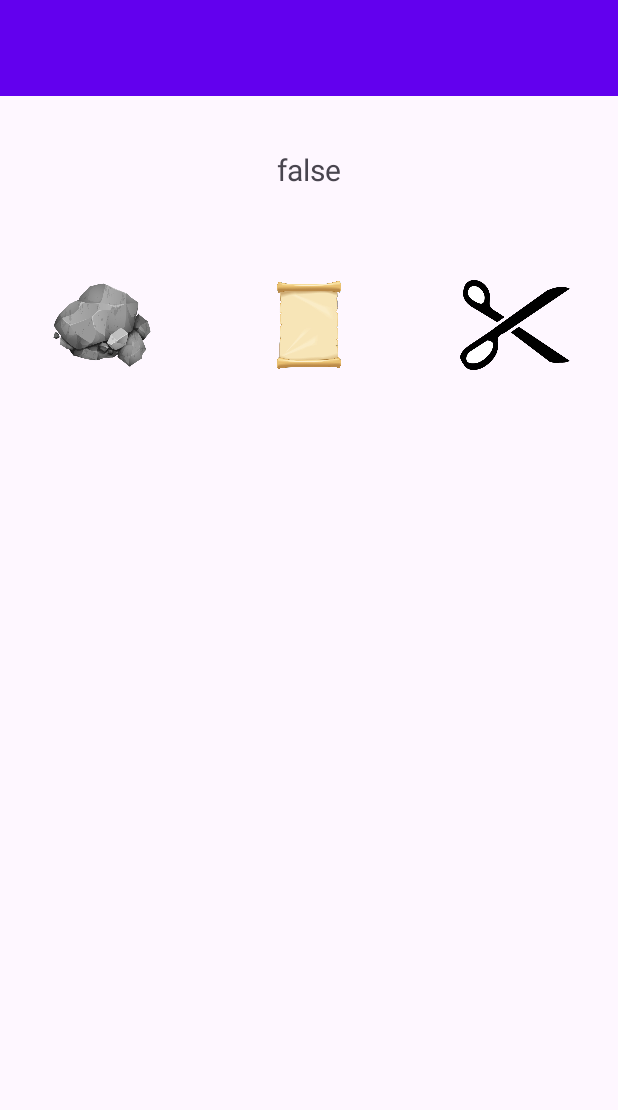
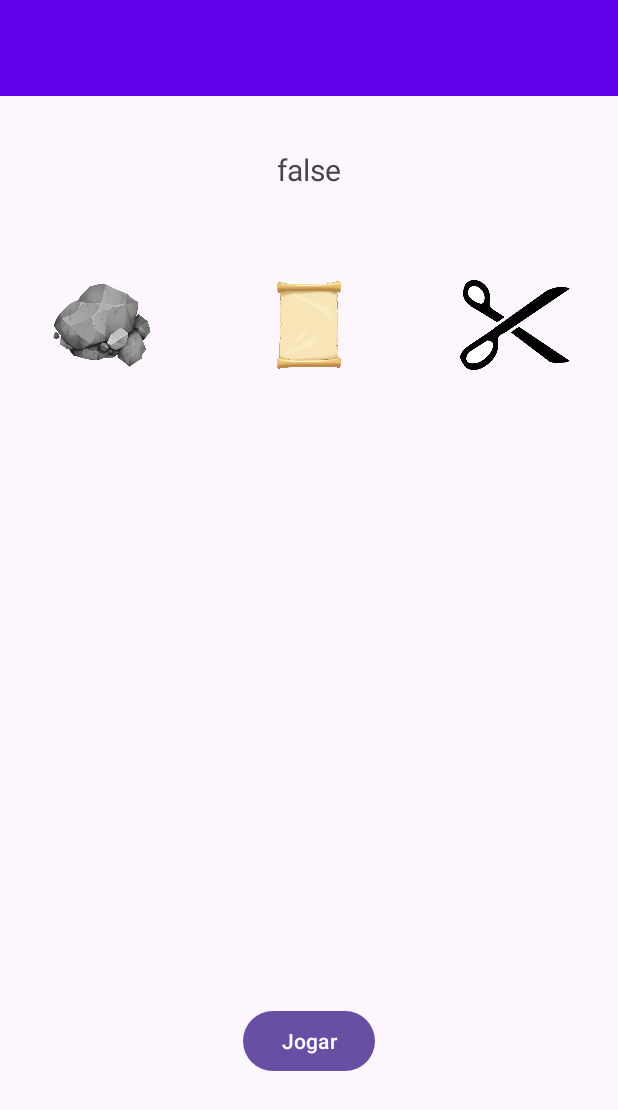
Before and after one commit to Brun0HC/PedraPapelTesoura, an Android app: the layout activity_game.xml on its own in the app's theme, with its tools: preview values and no code run, on a phone screen of 412 x 824 dp. Shown: the top 1110 px of the screen. Run offline under Robolectric (Android 15) with nearby library versions, the phone set to English and light mode, and no system bars.

Commit message:
fix: update game activity

```diff
--- a/app/src/main/java/com/example/pedrapapeltesoura/jogadasMao/JogadasMao.kt
+++ b/app/src/main/java/com/example/pedrapapeltesoura/jogadasMao/JogadasMao.kt
@@ -1,4 +1,7 @@
 package com.example.pedrapapeltesoura.jogadasMao
 
-enum class jogadasMao {
+enum class JogadasMao {
+    PEDRA,
+    PAPEL,
+    TESOURA
 }
--- a/app/src/main/res/layout/activity_game.xml
+++ b/app/src/main/res/layout/activity_game.xml
@@ -4,7 +4,7 @@
     xmlns:tools="http://schemas.android.com/tools"
     android:layout_width="match_parent"
     android:layout_height="match_parent"
-    tools:context=".MainActivity">
+    tools:context=".ui.GameActivity">
 
     <include
         android:id="@+id/toolbarIn"
@@ -26,6 +26,7 @@
         app:layout_constraintTop_toBottomOf="@id/toolbarIn"/>
 
     <LinearLayout
+        android:id="@+id/LL"
         android:layout_width="match_parent"
         android:layout_height="wrap_content"
         android:orientation="horizontal"
@@ -56,4 +57,19 @@
             android:layout_weight="1"
             android:src="@drawable/tesoura" />
     </LinearLayout>
+
+    <Button
+        android:id="@+id/jogarBt"
+        android:layout_width="wrap_content"
+        android:layout_height="wrap_content"
+        android:text="Jogar"
+        android:textAllCaps="false"
+        app:layout_constraintBottom_toBottomOf="parent"
+
+        app:layout_constraintEnd_toEndOf="parent"
+        app:layout_constraintHorizontal_bias="0.5"
+        app:layout_constraintVertical_bias="0.8"
+        app:layout_constraintStart_toStartOf="parent"
+        app:layout_constraintTop_toBottomOf="@id/LL" />
+
 </androidx.constraintlayout.widget.ConstraintLayout>
```
Also changed, not shown: app/src/main/java/com/example/pedrapapeltesoura/ui/GameActivity.kt (+71 -1 lines).
